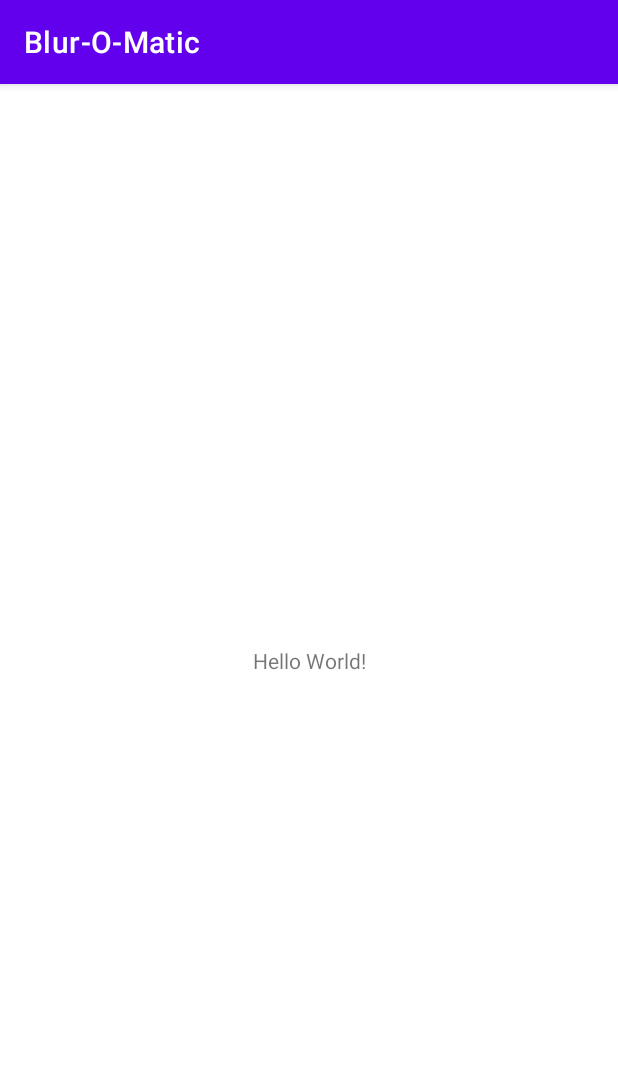
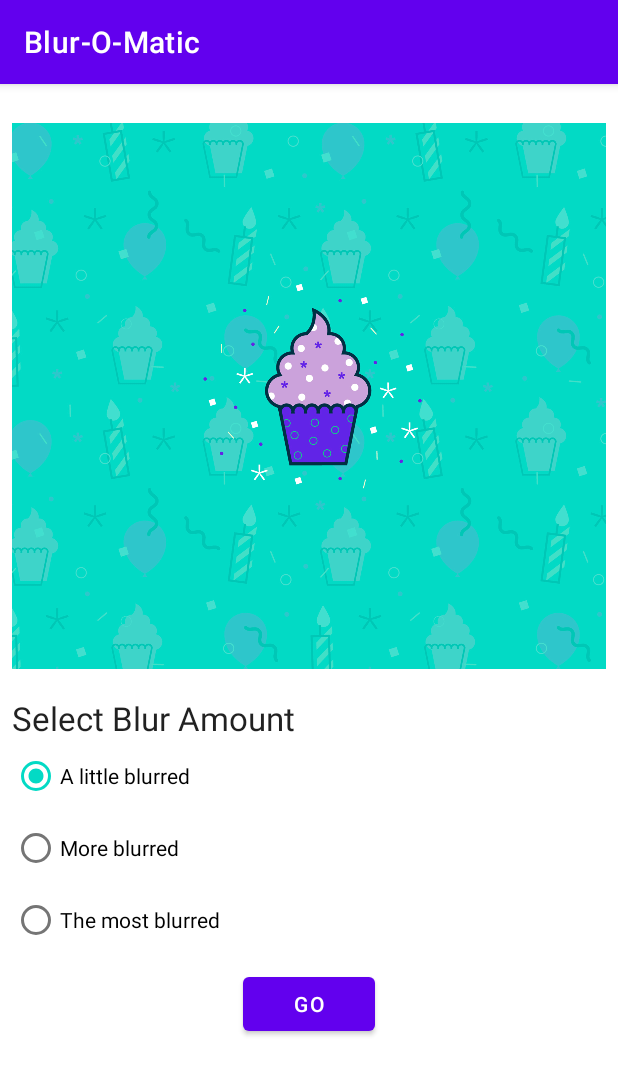
Before and after one commit to gandalgom/android-workmanager, an Android app: the screen it shows after launch (MainActivity before the commit, BlurActivity after it), on a phone screen of 412 x 824 dp. Shown: the top 1075 px of the screen. Run offline under Robolectric (Android 15) with nearby library versions, the phone set to English and light mode, and no system bars.

Commit message:
UI Screen and Resources

```diff
--- a/app/src/main/AndroidManifest.xml
+++ b/app/src/main/AndroidManifest.xml
@@ -12,7 +12,7 @@
         android:theme="@style/Theme.WorkManager"
         tools:targetApi="31">
         <activity
-            android:name=".MainActivity"
+            android:name=".BlurActivity"
             android:exported="true">
             <intent-filter>
                 <action android:name="android.intent.action.MAIN" />
--- a/app/src/main/java/com/gandalgom/sample/workmanager/MainActivity.kt
+++ b/app/src/main/java/com/gandalgom/sample/workmanager/BlurActivity.kt
@@ -3,9 +3,9 @@ package com.gandalgom.sample.workmanager
 import androidx.appcompat.app.AppCompatActivity
 import android.os.Bundle
 
-class MainActivity : AppCompatActivity() {
+class BlurActivity : AppCompatActivity() {
     override fun onCreate(savedInstanceState: Bundle?) {
         super.onCreate(savedInstanceState)
-        setContentView(R.layout.activity_main)
+        setContentView(R.layout.activity_blur)
     }
 }
--- /dev/null
+++ b/app/src/main/res/layout/activity_blur.xml
@@ -0,0 +1,106 @@
+<?xml version="1.0" encoding="utf-8"?>
+<ScrollView xmlns:android="http://schemas.android.com/apk/res/android"
+    xmlns:tools="http://schemas.android.com/tools"
+    android:layout_width="match_parent"
+    android:layout_height="match_parent"
+    android:fillViewport="true"
+    tools:context=".BlurActivity">
+
+    <LinearLayout
+        android:layout_width="match_parent"
+        android:layout_height="wrap_content"
+        android:layout_margin="8dp"
+        android:orientation="vertical">
+
+        <ImageView
+            android:id="@+id/image_view"
+            android:layout_width="match_parent"
+            android:layout_height="400dp"
+            android:contentDescription="@string/description_image"
+            android:scaleType="fitCenter"
+            android:src="@drawable/android_cupcake" />
+
+        <TextView
+            android:id="@+id/filters_title"
+            android:layout_width="match_parent"
+            android:layout_height="wrap_content"
+            android:text="@string/blur_title"
+            android:textAppearance="@style/TextAppearance.AppCompat.Large" />
+
+        <RadioGroup
+            android:id="@+id/radio_blur_group"
+            android:layout_width="match_parent"
+            android:layout_height="wrap_content"
+            android:checkedButton="@id/radio_blur_lv_1">
+
+            <RadioButton
+                android:id="@+id/radio_blur_lv_1"
+                android:layout_width="wrap_content"
+                android:layout_height="wrap_content"
+                android:text="@string/blur_lv_1" />
+
+            <RadioButton
+                android:id="@+id/radio_blur_lv_2"
+                android:layout_width="wrap_content"
+                android:layout_height="wrap_content"
+                android:text="@string/blur_lv_2" />
+
+            <RadioButton
+                android:id="@+id/radio_blur_lv_3"
+                android:layout_width="wrap_content"
+                android:layout_height="wrap_content"
+                android:text="@string/blur_lv_3" />
+        </RadioGroup>
+
+        <RadioGroup
+            android:id="@+id/destinations"
+            android:layout_width="wrap_content"
+            android:layout_height="wrap_content" />
+
+        <LinearLayout
+            android:layout_width="match_parent"
+            android:layout_height="wrap_content"
+            android:layout_marginTop="8dp"
+            android:layout_marginBottom="16dp"
+            android:gravity="center"
+            android:orientation="horizontal">
+
+            <LinearLayout
+                android:layout_width="wrap_content"
+                android:layout_height="wrap_content"
+                android:orientation="horizontal">
+
+                <Button
+                    android:id="@+id/cancel_button"
+                    android:layout_width="wrap_content"
+                    android:layout_height="wrap_content"
+                    android:text="@string/cancel_work"
+                    android:visibility="gone" />
+
+                <ProgressBar
+                    android:id="@+id/progress_bar"
+                    style="?android:attr/progressBarStyle"
+                    android:layout_width="wrap_content"
+                    android:layout_height="wrap_content"
+                    android:layout_gravity="center_horizontal"
+                    android:indeterminate="true"
+                    android:visibility="gone" />
+
+            </LinearLayout>
+
+            <Button
+                android:id="@+id/go_button"
+                android:layout_width="wrap_content"
+                android:layout_height="wrap_content"
+                android:text="@string/go" />
+
+            <Button
+                android:id="@+id/see_file_button"
+                android:layout_width="wrap_content"
+                android:layout_height="wrap_content"
+                android:text="@string/see_file"
+                android:visibility="gone"
+                tools:visibility="visible" />
+        </LinearLayout>
+    </LinearLayout>
+</ScrollView>
--- a/app/src/main/res/layout/activity_main.xml
+++ /dev/null
@@ -1,18 +0,0 @@
-<?xml version="1.0" encoding="utf-8"?>
-<androidx.constraintlayout.widget.ConstraintLayout xmlns:android="http://schemas.android.com/apk/res/android"
-    xmlns:app="http://schemas.android.com/apk/res-auto"
-    xmlns:tools="http://schemas.android.com/tools"
-    android:layout_width="match_parent"
-    android:layout_height="match_parent"
-    tools:context=".MainActivity">
-
-    <TextView
-        android:layout_width="wrap_content"
-        android:layout_height="wrap_content"
-        android:text="Hello World!"
-        app:layout_constraintBottom_toBottomOf="parent"
-        app:layout_constraintEnd_toEndOf="parent"
-        app:layout_constraintStart_toStartOf="parent"
-        app:layout_constraintTop_toTopOf="parent" />
-
-</androidx.constraintlayout.widget.ConstraintLayout>
--- a/app/src/main/res/values/strings.xml
+++ b/app/src/main/res/values/strings.xml
@@ -1,3 +1,24 @@
 <resources>
     <string name="app_name">Blur-O-Matic</string>
+
+    <!-- Titles -->
+    <string name="blur_title">Select Blur Amount</string>
+
+    <!-- Buttons -->
+    <string name="select_image">Select Image</string>
+    <string name="go">Go</string>
+    <string name="see_file">See File</string>
+
+    <!-- Content descriptions -->
+    <string name="description_image">The image to blur and save.</string>
+
+    <!-- Blur levels -->
+    <string name="blur_lv_1">A little blurred</string>
+    <string name="blur_lv_2">More blurred</string>
+    <string name="blur_lv_3">The most blurred</string>
+    <string name="cancel_work">Cancel Work</string>
+
+    <!-- Messages -->
+    <string name="set_permissions_in_settings">Go to Settings -> Apps and Notifications ->
+        WorkManager Demo -> App Permissions and grant access to Storage.</string>
 </resources>
```
Also changed, not shown: app/src/main/res/drawable/android_cupcake.png (added), app/src/main/res/drawable/test.jpg (added).
